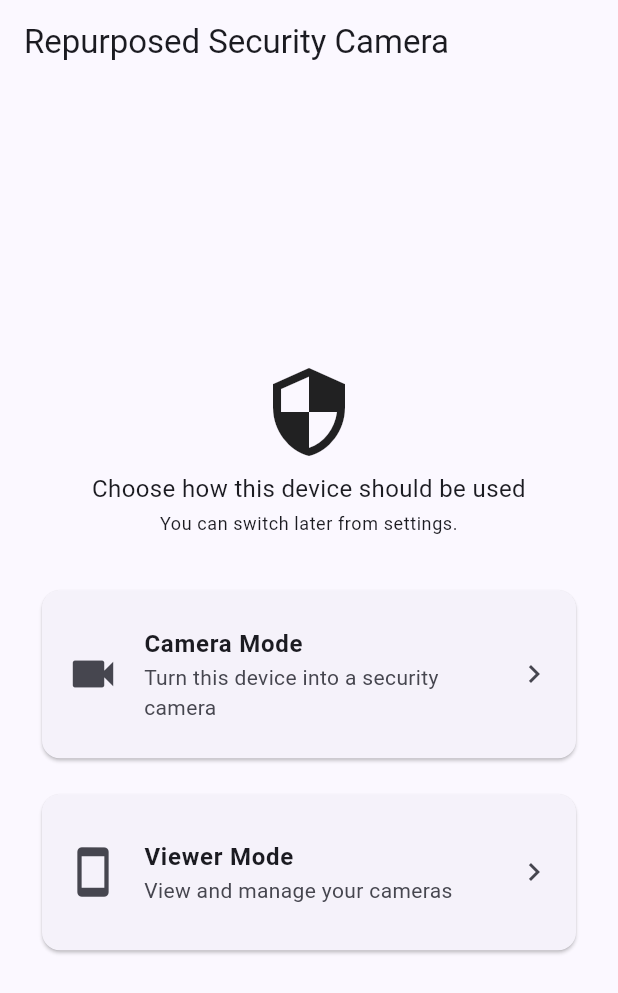
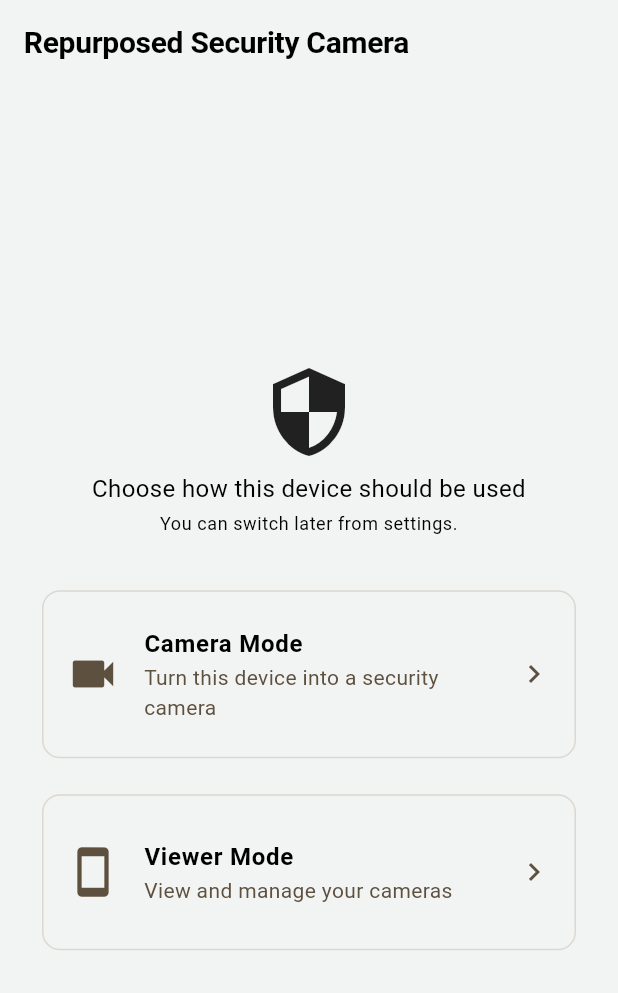
Before and after one commit to angykk/surveillance-app, a Flutter app: the screen it shows after launch, on a phone screen of 412 x 824 dp. Shown: the top 993 px of the screen. Run offline on Flutter 3.47's test engine with Material 3 defaults, Android fonts, the phone set to English and light mode, and no system bars; our stand-ins replace flutter_dotenv, flutter_secure_storage, permission_handler, qr_flutter, shared_preferences, socket_io_client and 3 more; missing offline and left inert: flutter_webrtc, livekit_client, mobile_scanner, opencv_dart; accounts and stored records are empty.

Commit message:
changed colour pallette

```diff
--- a/mobile/lib/main.dart
+++ b/mobile/lib/main.dart
@@ -8,6 +8,7 @@ import 'config.dart';
 import 'ui/app_mode_controller.dart';
 import 'ui/mode_select_screen.dart';
 import 'ui/theme_controller.dart';
+import 'ui/app_theme.dart';
 
 Future<void> main() async {
   WidgetsFlutterBinding.ensureInitialized();
@@ -79,12 +80,8 @@ class _MainAppState extends State<MainApp> {
       builder: (context, themeMode, _) {
         return MaterialApp(
           title: 'Repurposed Security Camera',
-          theme: ThemeData(colorSchemeSeed: Colors.indigo, useMaterial3: true),
-          darkTheme: ThemeData(
-            colorSchemeSeed: Colors.indigo,
-            brightness: Brightness.dark,
-            useMaterial3: true,
-          ),
+          theme: AppTheme.light,
+          darkTheme: AppTheme.dark,
           themeMode: themeMode,
           home: _buildHome(),
         );
--- /dev/null
+++ b/mobile/lib/ui/app_theme.dart
@@ -0,0 +1,195 @@
+import 'package:flutter/material.dart';
+
+/// The app's palette. Everything else is a tint of these.
+abstract final class AppColors {
+  static const black = Color(0xFF000000);
+  static const darkRed = Color(0xFF49111C);
+  static const white = Color(0xFFF2F4F3);
+  static const taupe = Color(0xFFA9927D);
+  static const brown = Color(0xFF5E503F);
+
+  /// The dark red is too dark to read on black, so dark mode's errors and the
+  /// red dots over video (always dark) use this lighter tint of it instead.
+  static const lightRed = Color(0xFFCF6679);
+
+  /// "Online" stays green, as a status everyone reads at a glance; muted to
+  /// sit with the warm palette.
+  static const online = Color(0xFF6E9A6A);
+
+  /// Translucent fill for pills and buttons floating over a camera feed.
+  static final overlay = black.withValues(alpha: 0.55);
+}
+
+abstract final class AppTheme {
+  static final light = _build(
+    const ColorScheme(
+      brightness: Brightness.light,
+      primary: AppColors.darkRed,
+      onPrimary: AppColors.white,
+      primaryContainer: AppColors.darkRed,
+      onPrimaryContainer: AppColors.white,
+      secondary: AppColors.brown,
+      onSecondary: AppColors.white,
+      secondaryContainer: Color(0xFFDCD7D0),
+      onSecondaryContainer: AppColors.black,
+      tertiary: AppColors.taupe,
+      onTertiary: AppColors.black,
+      error: AppColors.darkRed,
+      onError: AppColors.white,
+      errorContainer: Color(0xFFEBDADC),
+      onErrorContainer: AppColors.darkRed,
+      surface: AppColors.white,
+      onSurface: AppColors.black,
+      onSurfaceVariant: AppColors.brown,
+      surfaceContainerLowest: AppColors.white,
+      surfaceContainerLow: Color(0xFFEDEEEC),
+      surfaceContainer: Color(0xFFE8E7E3),
+      surfaceContainerHigh: Color(0xFFE3E0DB),
+      surfaceContainerHighest: Color(0xFFDCD7D0),
+      outline: AppColors.taupe,
+      outlineVariant: Color(0xFFDCD7D0),
+      inverseSurface: AppColors.black,
+      onInverseSurface: AppColors.white,
+      inversePrimary: AppColors.taupe,
+      surfaceTint: Colors.transparent,
+      shadow: AppColors.black,
+      scrim: AppColors.black,
+    ),
+  );
+
+  /// Taupe takes the dark red's place for text and icons, which the red is
+  /// too dark to carry on black; filled buttons keep the red.
+  static final dark = _build(
+    const ColorScheme(
+      brightness: Brightness.dark,
+      primary: AppColors.taupe,
+      onPrimary: AppColors.black,
+      primaryContainer: AppColors.darkRed,
+      onPrimaryContainer: AppColors.white,
+      secondary: AppColors.taupe,
+      onSecondary: AppColors.black,
+      secondaryContainer: Color(0xFF2E2720),
+      onSecondaryContainer: AppColors.white,
+      tertiary: AppColors.brown,
+      onTertiary: AppColors.white,
+      error: AppColors.lightRed,
+      onError: AppColors.black,
+      errorContainer: AppColors.darkRed,
+      onErrorContainer: AppColors.white,
+      surface: AppColors.black,
+      onSurface: AppColors.white,
+      onSurfaceVariant: AppColors.taupe,
+      surfaceContainerLowest: AppColors.black,
+      surfaceContainerLow: Color(0xFF0F0E0D),
+      surfaceContainer: Color(0xFF161412),
+      surfaceContainerHigh: Color(0xFF1E1B18),
+      surfaceContainerHighest: Color(0xFF27231F),
+      outline: AppColors.brown,
+      outlineVariant: Color(0xFF2E2720),
+      inverseSurface: AppColors.white,
+      onInverseSurface: AppColors.black,
+      inversePrimary: AppColors.darkRed,
+      surfaceTint: Colors.transparent,
+      shadow: AppColors.black,
+      scrim: AppColors.black,
+    ),
+  );
+
+  /// Flat and quiet: no elevation shadows or tints, thin borders instead.
+  static ThemeData _build(ColorScheme colors) {
+    final rounded = RoundedRectangleBorder(borderRadius: BorderRadius.circular(12));
+    return ThemeData(
+      useMaterial3: true,
+      colorScheme: colors,
+      scaffoldBackgroundColor: colors.surface,
+      appBarTheme: AppBarTheme(
+        backgroundColor: colors.surface,
+        foregroundColor: colors.onSurface,
+        elevation: 0,
+        scrolledUnderElevation: 0,
+        titleTextStyle: TextStyle(
+          color: colors.onSurface,
+          fontSize: 20,
+          fontWeight: FontWeight.w600,
+          letterSpacing: -0.2,
+        ),
+      ),
+      cardTheme: CardThemeData(
+        color: colors.surface,
+        elevation: 0,
+        shape: rounded.copyWith(side: BorderSide(color: colors.outlineVariant)),
+      ),
+      listTileTheme: ListTileThemeData(iconColor: colors.onSurfaceVariant, shape: rounded),
+      dividerTheme: DividerThemeData(color: colors.outlineVariant, space: 1, thickness: 1),
+      filledButtonTheme: FilledButtonThemeData(
+        style: FilledButton.styleFrom(
+          backgroundColor: colors.primaryContainer,
+          foregroundColor: colors.onPrimaryContainer,
+          shape: rounded,
+          minimumSize: const Size(64, 48),
+        ),
+      ),
+      outlinedButtonTheme: OutlinedButtonThemeData(
+        style: OutlinedButton.styleFrom(
+          foregroundColor: colors.onSurface,
+          side: BorderSide(color: colors.outline),
+          shape: rounded,
+          minimumSize: const Size(64, 48),
+        ),
+      ),
+      elevatedButtonTheme: ElevatedButtonThemeData(
+        style: ElevatedButton.styleFrom(
+          backgroundColor: colors.primaryContainer,
+          foregroundColor: colors.onPrimaryContainer,
+          elevation: 0,
+          shape: rounded,
+        ),
+      ),
+      textButtonTheme: TextButtonThemeData(style: TextButton.styleFrom(foregroundColor: colors.primary)),
+      floatingActionButtonTheme: FloatingActionButtonThemeData(
+        backgroundColor: colors.primaryContainer,
+        foregroundColor: colors.onPrimaryContainer,
+        elevation: 0,
+        focusElevation: 0,
+        hoverElevation: 0,
+        highlightElevation: 0,
+        shape: rounded,
+      ),
+      inputDecorationTheme: InputDecorationTheme(
+        border: OutlineInputBorder(borderRadius: BorderRadius.circular(12)),
+        enabledBorder: OutlineInputBorder(
+          borderRadius: BorderRadius.circular(12),
+          borderSide: BorderSide(color: colors.outline),
+        ),
+        focusedBorder: OutlineInputBorder(
+          borderRadius: BorderRadius.circular(12),
+          borderSide: BorderSide(color: colors.primary, width: 2),
+        ),
+      ),
+      dialogTheme: DialogThemeData(
+        backgroundColor: colors.surface,
+        shape: RoundedRectangleBorder(
+          borderRadius: BorderRadius.circular(16),
+          side: BorderSide(color: colors.outlineVariant),
+        ),
+      ),
+      bottomSheetTheme: BottomSheetThemeData(
+        backgroundColor: colors.surface,
+        modalBackgroundColor: colors.surface,
+        dragHandleColor: colors.outline,
+      ),
+      popupMenuTheme: PopupMenuThemeData(
+        color: colors.surfaceContainer,
+        elevation: 0,
+        shape: rounded.copyWith(side: BorderSide(color: colors.outlineVariant)),
+      ),
+      snackBarTheme: SnackBarThemeData(
+        behavior: SnackBarBehavior.floating,
+        backgroundColor: colors.inverseSurface,
+        contentTextStyle: TextStyle(color: colors.onInverseSurface),
+        shape: rounded,
+      ),
+      progressIndicatorTheme: ProgressIndicatorThemeData(color: colors.primary),
+    );
+  }
+}
--- a/mobile/lib/ui/camera_list_screen.dart
+++ b/mobile/lib/ui/camera_list_screen.dart
@@ -6,6 +6,7 @@ import '../auth/session.dart';
 import '../api/motion_api.dart';
 import '../config.dart';
 import '../signaling/signaling_client.dart';
+import 'app_theme.dart';
 import 'pairing_code_screen.dart';
 import 'rename_dialog.dart';
 import 'shared_widgets.dart';
@@ -367,7 +368,7 @@ class _CameraLeadingIcon extends StatelessWidget {
             width: 12,
             height: 12,
             decoration: BoxDecoration(
-              color: online ? Colors.green : colors.outline,
+              color: online ? AppColors.online : colors.outline,
               shape: BoxShape.circle,
               border: Border.all(color: colors.surface, width: 2),
             ),
--- a/mobile/lib/ui/motion_timeline.dart
+++ b/mobile/lib/ui/motion_timeline.dart
@@ -147,7 +147,7 @@ class _EventTile extends StatelessWidget {
       selectedTileColor: colors.secondaryContainer,
       onTap: onTap,
       leading: event.ongoing
-          ? const PulsingDot(color: Colors.orange)
+          ? PulsingDot(color: colors.error)
           : Icon(
               event.hasClip ? Icons.play_circle_outline : Icons.directions_run,
               color: event.hasClip ? colors.primary : colors.outline,
@@ -156,7 +156,7 @@ class _EventTile extends StatelessWidget {
       subtitle: clipNote == null ? null : Text(clipNote),
       trailing: Text(
         endedAt == null ? 'Ongoing' : _formatDuration(endedAt.difference(event.startedAt)),
-        style: TextStyle(color: event.ongoing ? Colors.orange : colors.onSurfaceVariant),
+        style: TextStyle(color: event.ongoing ? colors.error : colors.onSurfaceVariant),
       ),
     );
   }
--- a/mobile/lib/ui/pairing_code_screen.dart
+++ b/mobile/lib/ui/pairing_code_screen.dart
@@ -4,6 +4,7 @@ import 'package:flutter/material.dart';
 import 'package:qr_flutter/qr_flutter.dart';
 
 import '../api/households_api.dart';
+import 'app_theme.dart';
 
 /// "Add camera": shows a short-lived pairing code as a QR for the new
 /// camera phone to scan in Camera Mode. The camera shows up in the camera
@@ -97,7 +98,7 @@ class _PairingCodeScreenState extends State<PairingCodeScreen> {
       child: Container(
         // QR scanners need dark-on-light with a quiet zone, whatever the
         // app's theme is.
-        color: Colors.white,
+        color: AppColors.white,
         padding: const EdgeInsets.all(16),
         child: QrImageView(data: code.qrPayload, size: 240),
       ),
```
Also changed, not shown: mobile/lib/camera/camera_screen.dart (+11 -10 lines), mobile/lib/ui/shared_widgets.dart (+8 -5 lines), mobile/lib/ui/viewer_screen.dart (+23 -17 lines).
